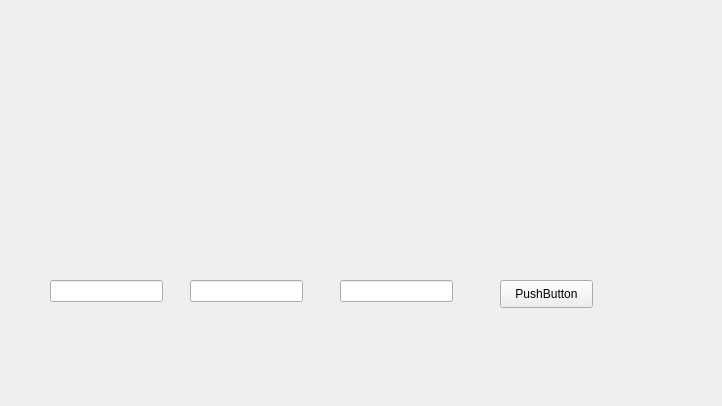
Old version of the form main2UI.ui in the repository RusAl84/testpyQt.
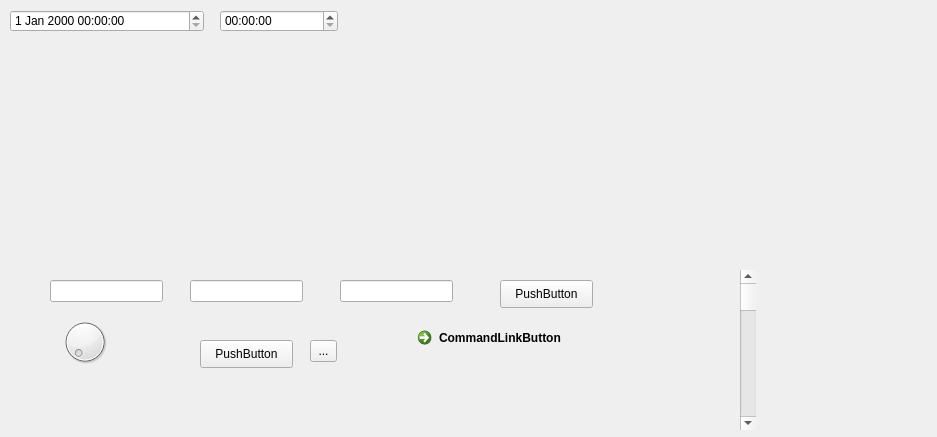
New version of the form.

```diff
--- a/main2UI.ui
+++ b/main2UI.ui
@@ -6,8 +6,8 @@
    <rect>
     <x>0</x>
     <y>0</y>
-    <width>722</width>
-    <height>406</height>
+    <width>937</width>
+    <height>437</height>
    </rect>
   </property>
   <property name="windowTitle">
@@ -107,6 +107,109 @@
      <string>PushButton</string>
     </property>
    </widget>
+   <widget class="QDateTimeEdit" name="dateTimeEdit">
+    <property name="geometry">
+     <rect>
+      <x>10</x>
+      <y>10</y>
+      <width>194</width>
+      <height>22</height>
+     </rect>
+    </property>
+   </widget>
+   <widget class="QTimeEdit" name="timeEdit">
+    <property name="geometry">
+     <rect>
+      <x>220</x>
+      <y>10</y>
+      <width>118</width>
+      <height>22</height>
+     </rect>
+    </property>
+   </widget>
+   <widget class="QCommandLinkButton" name="commandLinkButton">
+    <property name="geometry">
+     <rect>
+      <x>410</x>
+      <y>320</y>
+      <width>222</width>
+      <height>48</height>
+     </rect>
+    </property>
+    <property name="text">
+     <string>CommandLinkButton</string>
+    </property>
+   </widget>
+   <widget class="QToolButton" name="toolButton">
+    <property name="geometry">
+     <rect>
+      <x>310</x>
+      <y>340</y>
+      <width>27</width>
+      <height>22</height>
+     </rect>
+    </property>
+    <property name="text">
+     <string>...</string>
+    </property>
+   </widget>
+   <widget class="QPushButton" name="pushButton_1">
+    <property name="geometry">
+     <rect>
+      <x>200</x>
+      <y>340</y>
+      <width>93</width>
+      <height>28</height>
+     </rect>
+    </property>
+    <property name="text">
+     <string>PushButton</string>
+    </property>
+   </widget>
+   <widget class="QWidget" name="gridLayoutWidget">
+    <property name="geometry">
+     <rect>
+      <x>20</x>
+      <y>50</y>
+      <width>341</width>
+      <height>191</height>
+     </rect>
+    </property>
+    <layout class="QGridLayout" name="gridLayout"/>
+   </widget>
+   <widget class="QWidget" name="widget1" native="true">
+    <property name="geometry">
+     <rect>
+      <x>430</x>
+      <y>40</y>
+      <width>451</width>
+      <height>221</height>
+     </rect>
+    </property>
+   </widget>
+   <widget class="QDial" name="dial">
+    <property name="geometry">
+     <rect>
+      <x>60</x>
+      <y>310</y>
+      <width>50</width>
+      <height>64</height>
+     </rect>
+    </property>
+   </widget>
+   <widget class="QScrollBar" name="verticalScrollBar">
+    <property name="geometry">
+     <rect>
+      <x>740</x>
+      <y>270</y>
+      <width>16</width>
+      <height>160</height>
+     </rect>
+    </property>
+    <property name="orientation">
+     <enum>Qt::Vertical</enum>
+    </property>
+   </widget>
   </widget>
   <widget class="QMenuBar" name="menubar">
    <property name="geometry">
```
Left out of the diff: 18 changed lines with no effect on the pictures.
